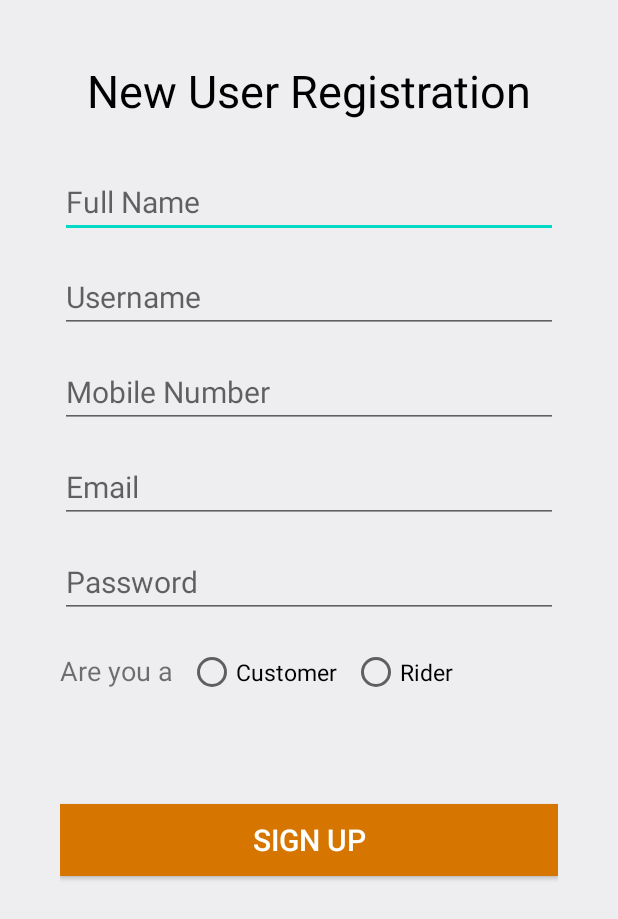
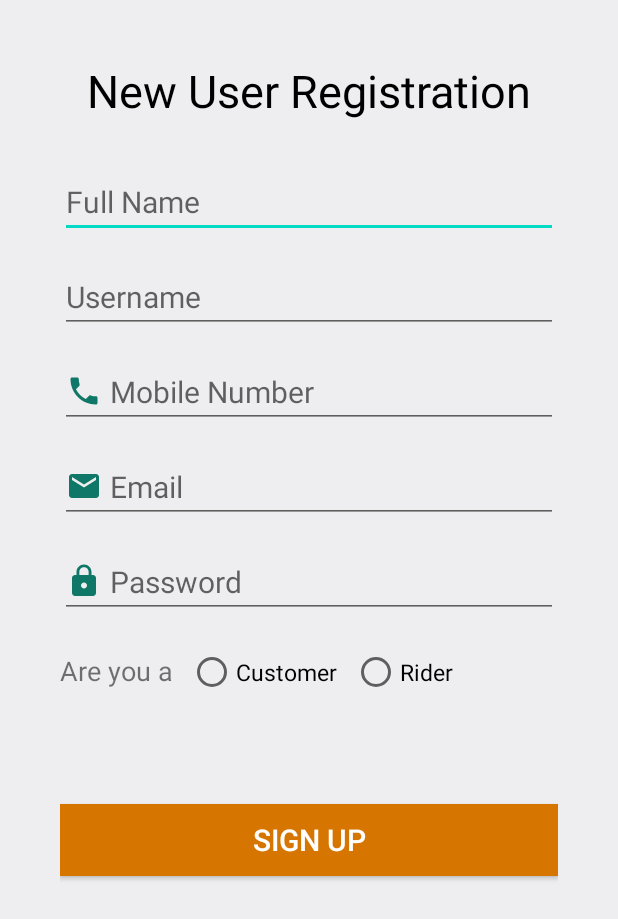
Before and after one commit to Brsrkr117/PointtoPoint, an Android app: the SignUpActivity screen opened directly, with no data from a screen before it, on a phone screen of 412 x 824 dp. Shown: the top 919 px of the screen. Run offline under Robolectric (Android 15) with nearby library versions, the phone set to English and light mode, and no system bars; our stand-ins replace Firebase (no records; nobody signed in at launch, a user with empty details on screens opened directly).

Commit message:
minor changes

```diff
--- a/app/src/main/AndroidManifest.xml
+++ b/app/src/main/AndroidManifest.xml
@@ -13,7 +13,7 @@
         android:roundIcon="@mipmap/ic_launcher_round"
         android:supportsRtl="true"
         android:theme="@style/AppTheme">
-        <activity android:name=".ForgotpasswordActivity"></activity>
+        <activity android:name=".ForgotpasswordActivity"/>
         <activity android:name=".SecondActivity" />
         <activity android:name=".ProfileActivity" />
         <activity android:name=".SignUpActivity" />
--- /dev/null
+++ b/app/src/main/res/drawable/ic_email.xml
@@ -0,0 +1,5 @@
+<vector android:height="24dp" android:tint="#0F7767"
+        android:viewportHeight="24.0" android:viewportWidth="24.0"
+        android:width="24dp" xmlns:android="http://schemas.android.com/apk/res/android">
+    <path android:fillColor="#FF000000" android:pathData="M20,4L4,4c-1.1,0 -1.99,0.9 -1.99,2L2,18c0,1.1 0.9,2 2,2h16c1.1,0 2,-0.9 2,-2L22,6c0,-1.1 -0.9,-2 -2,-2zM20,8l-8,5 -8,-5L4,6l8,5 8,-5v2z"/>
+</vector>
--- /dev/null
+++ b/app/src/main/res/drawable/ic_lock.xml
@@ -0,0 +1,5 @@
+<vector android:height="24dp" android:tint="#0F7767"
+        android:viewportHeight="24.0" android:viewportWidth="24.0"
+        android:width="24dp" xmlns:android="http://schemas.android.com/apk/res/android">
+    <path android:fillColor="#FF000000" android:pathData="M18,8h-1L17,6c0,-2.76 -2.24,-5 -5,-5S7,3.24 7,6v2L6,8c-1.1,0 -2,0.9 -2,2v10c0,1.1 0.9,2 2,2h12c1.1,0 2,-0.9 2,-2L20,10c0,-1.1 -0.9,-2 -2,-2zM12,17c-1.1,0 -2,-0.9 -2,-2s0.9,-2 2,-2 2,0.9 2,2 -0.9,2 -2,2zM15.1,8L8.9,8L8.9,6c0,-1.71 1.39,-3.1 3.1,-3.1 1.71,0 3.1,1.39 3.1,3.1v2z"/>
+</vector>
--- /dev/null
+++ b/app/src/main/res/drawable/ic_phone.xml
@@ -0,0 +1,9 @@
+<vector xmlns:android="http://schemas.android.com/apk/res/android"
+        android:width="24dp"
+        android:height="24dp"
+        android:viewportWidth="24.0"
+        android:viewportHeight="24.0">
+    <path
+        android:fillColor="#0F7767"
+        android:pathData="M6.62,10.79c1.44,2.83 3.76,5.14 6.59,6.59l2.2,-2.2c0.27,-0.27 0.67,-0.36 1.02,-0.24 1.12,0.37 2.33,0.57 3.57,0.57 0.55,0 1,0.45 1,1V20c0,0.55 -0.45,1 -1,1 -9.39,0 -17,-7.61 -17,-17 0,-0.55 0.45,-1 1,-1h3.5c0.55,0 1,0.45 1,1 0,1.25 0.2,2.45 0.57,3.57 0.11,0.35 0.03,0.74 -0.25,1.02l-2.2,2.2z"/>
+</vector>
--- a/app/src/main/res/layout/activity_forgotpassword.xml
+++ b/app/src/main/res/layout/activity_forgotpassword.xml
@@ -15,7 +15,7 @@
         android:layout_marginStart="8dp"
         android:layout_marginTop="8dp"
         android:ems="10"
-        android:hint="Email"
+        android:hint="Type Your Registered Email"
         android:inputType="textEmailAddress"
         app:layout_constraintBottom_toBottomOf="parent"
         app:layout_constraintEnd_toEndOf="parent"
--- a/app/src/main/res/layout/activity_sign_up.xml
+++ b/app/src/main/res/layout/activity_sign_up.xml
@@ -54,6 +54,8 @@
         android:ems="10"
         android:hint="Mobile Number"
         android:inputType="textPersonName"
+        android:drawableLeft="@drawable/ic_phone"
+        android:drawablePadding="5dp"
         android:textAlignment="viewStart"
         android:textColorHighlight="#FF5722"
         android:textColorLink="#4CAF50"
@@ -68,6 +70,8 @@
         android:ems="10"
         android:hint="Email"
         android:inputType="textPersonName"
+        android:drawableLeft="@drawable/ic_email"
+        android:drawablePadding="5dp"
         android:textAlignment="viewStart"
         android:textColorHighlight="#FF5722"
         android:textColorLink="#4CAF50"
@@ -81,6 +85,8 @@
         android:layout_marginTop="15dp"
         android:ems="10"
         android:hint="Password"
+        android:drawablePadding="5dp"
+        android:drawableLeft="@drawable/ic_lock"
         android:inputType="textPassword"
         android:textAlignment="viewStart"
         android:textColorHighlight="#FF5722"
```
Also changed, not shown: app/src/main/res/drawable/ic_home.xml (added, +33 -0 lines), app/src/main/res/drawable/ic_point.xml (added, +9 -0 lines).
